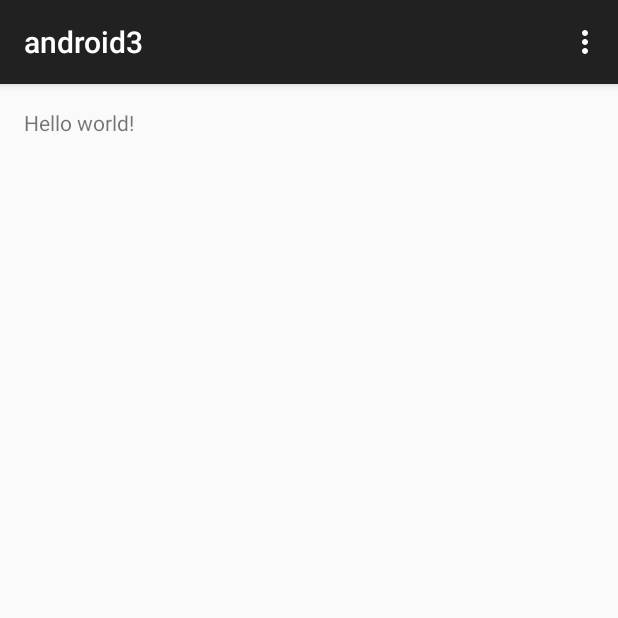
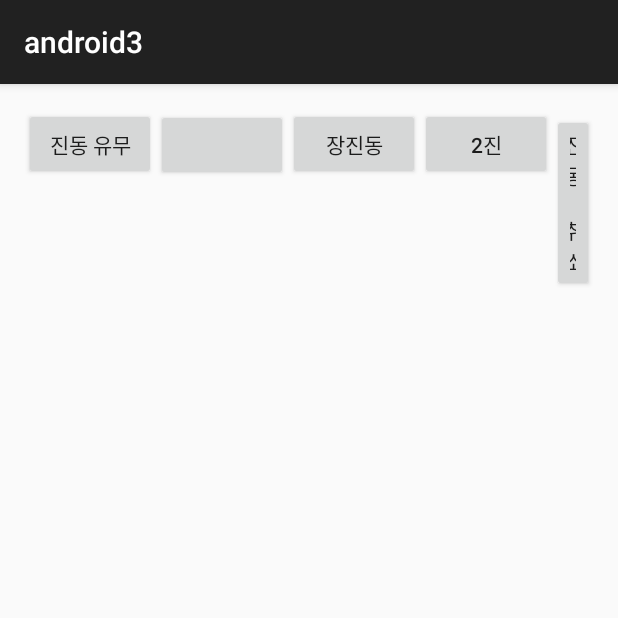
Before and after one commit to jeanmoongill/android3, an Android app: the screen it shows after launch (MainActivity), on a phone screen of 412 x 824 dp, the top half of it. Run offline under Robolectric (Android 15) with nearby library versions, the phone set to English and light mode, and no system bars.

Commit message:
Android: This is vibrate test for test

```diff
--- a/app/src/main/AndroidManifest.xml
+++ b/app/src/main/AndroidManifest.xml
@@ -1,6 +1,8 @@
 <?xml version="1.0" encoding="utf-8"?>
 <manifest xmlns:android="http://schemas.android.com/apk/res/android"
     package="com.example.jeanmoongill.android3" >
+
+    <uses-permission android:name="android.permission.vibrate" />
 
     <application
         android:allowBackup="true"
--- a/app/src/main/java/com/example/jeanmoongill/android3/MainActivity.java
+++ b/app/src/main/java/com/example/jeanmoongill/android3/MainActivity.java
@@ -1,38 +1,77 @@
 package com.example.jeanmoongill.android3;
 
+import android.app.Service;
+import android.os.Vibrator;
 import android.support.v7.app.ActionBarActivity;
 import android.os.Bundle;
+import android.support.v7.app.AppCompatActivity;
 import android.view.Menu;
 import android.view.MenuItem;
+import android.view.View;
+import android.widget.Button;
+import android.content.Context;
+import android.widget.Toast;
 
 
-public class MainActivity extends ActionBarActivity {
+public class MainActivity extends AppCompatActivity implements View.OnClickListener {
+
+    private Button btn_hasVibrator;
+    private Button btn_short;
+    private Button btn_long;
+    private Button btn_rhythm;
+    private Button btn_cancel;
+    private Vibrator myVibrator;
+    private Context mContext;
 
     @Override
     protected void onCreate(Bundle savedInstanceState) {
         super.onCreate(savedInstanceState);
         setContentView(R.layout.activity_main);
+        //get the instance of the Vibrator
+        myVibrator = (Vibrator)getSystemService(Service.VIBRATOR_SERVICE);
+        mContext = MainActivity.this;
+        bindView();
     }
 
-    @Override
-    public boolean onCreateOptionsMenu(Menu menu) {
-        // Inflate the menu; this adds items to the action bar if it is present.
-        getMenuInflater().inflate(R.menu.menu_main, menu);
-        return true;
+    private void bindView() {
+        btn_hasVibrator = (Button)findViewById(R.id.btn_hasVibrator);
+        btn_short = (Button)findViewById(R.id.btn_short);
+        btn_long = (Button)findViewById(R.id.btn_long);
+        btn_rhythm = (Button)findViewById(R.id.btn_rhythm);
+        btn_cancel = (Button)findViewById(R.id.btn_cancel);
+
+        btn_hasVibrator.setOnClickListener(this);
+        btn_short.setOnClickListener(this);
+        btn_long.setOnClickListener(this);
+        btn_rhythm.setOnClickListener(this);
+        btn_cancel.setOnClickListener(this);
     }
 
+
     @Override
-    public boolean onOptionsItemSelected(MenuItem item) {
-        // Handle action bar item clicks here. The action bar will
-        // automatically handle clicks on the Home/Up button, so long
-        // as you specify a parent activity in AndroidManifest.xml.
-        int id = item.getItemId();
-
-        //noinspection SimplifiableIfStatement
-        if (id == R.id.action_settings) {
-            return true;
+    public void onClick(View v) {
+        switch (v.getId()){
+            case R.id.btn_hasVibrator:
+                Toast.makeText(mContext, myVibrator.hasVibrator() ? "진동 있" :"진동 없음", Toast.LENGTH_SHORT).show();
+                break;
+            case R.id.btn_short:
+                myVibrator.cancel();
+                myVibrator.vibrate(new long[]{100, 200, 100, 200}, 0);
+                Toast.makeText(mContext, "단 진동", Toast.LENGTH_SHORT).show();
+                break;
+            case R.id.btn_long:
+                myVibrator.cancel();
+                myVibrator.vibrate(new long[]{100, 100, 100, 1000}, 0);
+                Toast.makeText(mContext, "장진동", Toast.LENGTH_SHORT).show();
+                break;
+            case R.id.btn_rhythm:
+                myVibrator.cancel();
+                myVibrator.vibrate(new long[]{500, 100, 500, 100, 500, 100}, 0);
+                Toast.makeText(mContext, "음악 진동", Toast.LENGTH_SHORT).show();
+                break;
+            case R.id.btn_cancel:
+                myVibrator.cancel();
+                Toast.makeText(mContext, "진동 취소", Toast.LENGTH_SHORT).show();
         }
-
-        return super.onOptionsItemSelected(item);
     }
 }
--- a/app/src/main/res/layout/activity_main.xml
+++ b/app/src/main/res/layout/activity_main.xml
@@ -1,11 +1,39 @@
-<RelativeLayout xmlns:android="http://schemas.android.com/apk/res/android"
+<LinearLayout xmlns:android="http://schemas.android.com/apk/res/android"
     xmlns:tools="http://schemas.android.com/tools" android:layout_width="match_parent"
     android:layout_height="match_parent" android:paddingLeft="@dimen/activity_horizontal_margin"
     android:paddingRight="@dimen/activity_horizontal_margin"
     android:paddingTop="@dimen/activity_vertical_margin"
     android:paddingBottom="@dimen/activity_vertical_margin" tools:context=".MainActivity">
 
-    <TextView android:text="@string/hello_world" android:layout_width="wrap_content"
-        android:layout_height="wrap_content" />
+    <Button
+        android:id="@+id/btn_hasVibrator"
+        android:layout_width="wrap_content"
+        android:layout_height="wrap_content"
+        android:text="진동 유무"
+        />
 
-</RelativeLayout>
+    <Button
+        android:id="@+id/btn_short"
+        android:layout_width="wrap_content"
+        android:layout_height="wrap_content"
+        android:tet="진동"
+        />
+    <Button
+        android:id="@+id/btn_long"
+        android:layout_width="wrap_content"
+        android:layout_height="wrap_content"
+        android:text="장진동"
+       />
+    <Button
+        android:id="@+id/btn_rhythm"
+        android:layout_width="wrap_content"
+        android:layout_height="wrap_content"
+        android:text="2진"
+        />
+    <Button
+        android:id="@+id/btn_cancel"
+        android:layout_width="wrap_content"
+        android:layout_height="wrap_content"
+        android:text="진동 취소"
+        />
+</LinearLayout>
```
